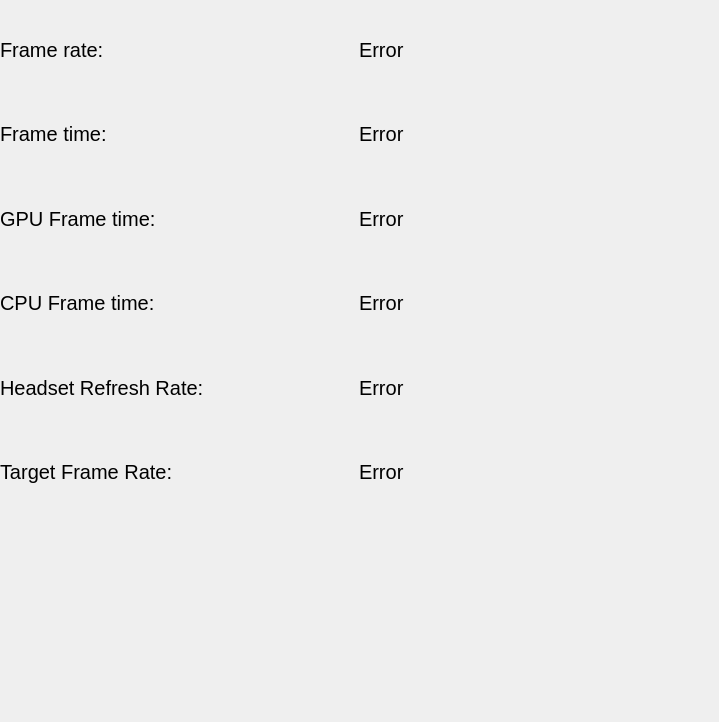
Above: src/userinterface/dashboardui.ui from Trixxle/SeamenPerformanceOverlay before the change. Below: the same form after it.
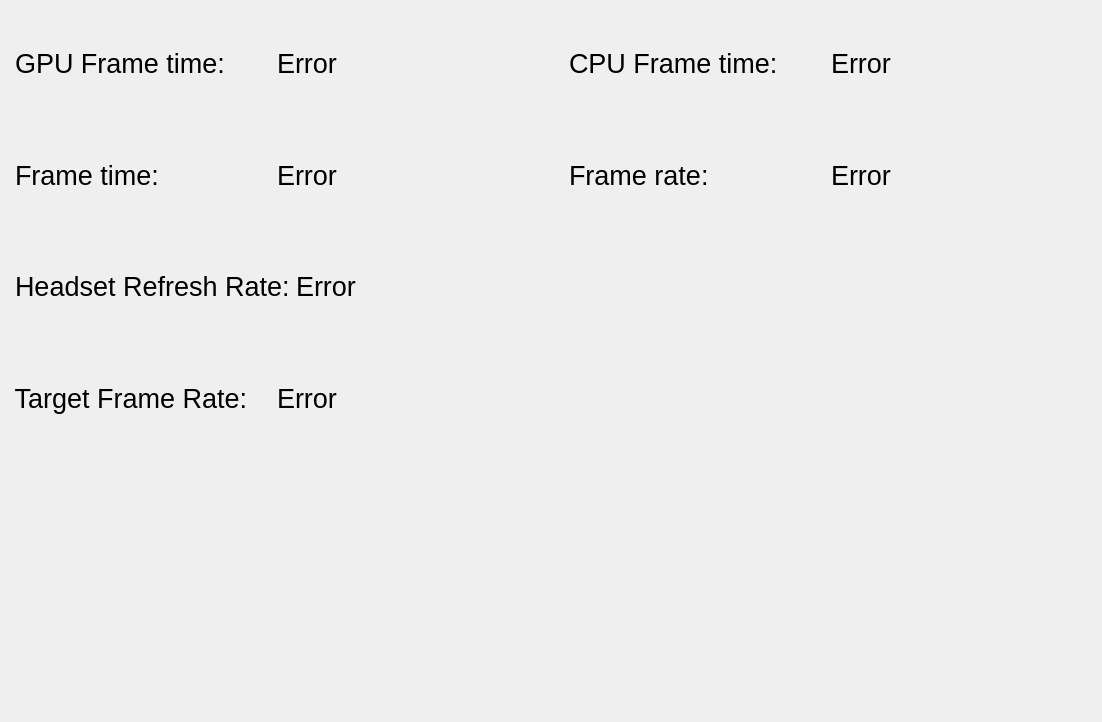
That is the form after the change.

Commit message: Almost fully functional. UI works and had been improved. Data looks good. Must be tested.

The edit to the form file:
```diff
--- a/src/userinterface/dashboardui.ui
+++ b/src/userinterface/dashboardui.ui
@@ -6,25 +6,35 @@
    <rect>
     <x>0</x>
     <y>0</y>
-    <width>719</width>
+    <width>1102</width>
     <height>722</height>
    </rect>
   </property>
   <property name="windowTitle">
    <string>dashboardui</string>
   </property>
-  <widget class="QWidget" name="gridLayoutWidget">
+  <property name="windowOpacity">
+   <double>0.800000000000000</double>
+  </property>
+  <widget class="QWidget" name="gridLayoutWidget_2">
    <property name="geometry">
     <rect>
      <x>0</x>
      <y>10</y>
-     <width>711</width>
-     <height>501</height>
+     <width>1101</width>
+     <height>441</height>
     </rect>
    </property>
+   <property name="font">
+    <font>
+     <pointsize>20</pointsize>
+    </font>
+   </property>
    <layout class="QGridLayout" name="mainGridLayout">
-    <item row="4" column="0">
-     <widget class="QLabel" name="headsetRefreshRateTitle">
+    <item row="3" column="0">
+     <layout class="QHBoxLayout" name="TargetFrameRate">
+      <item>
+       <widget class="QLabel" name="targetFrameRateTitle">
       <property name="minimumSize">
        <size>
         <width>0</width>
@@ -33,57 +43,31 @@
       </property>
       <property name="font">
        <font>
-        <pointsize>15</pointsize>
+          <pointsize>20</pointsize>
        </font>
       </property>
       <property name="text">
-       <string>Headset Refresh Rate:</string>
+         <string>  Target Frame Rate:</string>
       </property>
      </widget>
     </item>
-    <item row="2" column="0">
-     <widget class="QLabel" name="gpuFrameTimeTitle">
-      <property name="minimumSize">
-       <size>
-        <width>0</width>
-        <height>0</height>
-       </size>
-      </property>
+      <item>
+       <widget class="QLabel" name="targetFrameRateLabel">
       <property name="font">
        <font>
-        <pointsize>15</pointsize>
+          <pointsize>20</pointsize>
        </font>
       </property>
       <property name="text">
-       <string>GPU Frame time:</string>
-      </property>
-     </widget>
-    </item>
-    <item row="1" column="1">
-     <widget class="QLabel" name="frameTimeLabel">
-      <property name="font">
-       <font>
-        <pointsize>15</pointsize>
-       </font>
-      </property>
-      <property name="text">
        <string>Error</string>
       </property>
      </widget>
     </item>
-    <item row="0" column="1">
-     <widget class="QLabel" name="frameRateLabel">
-      <property name="font">
-       <font>
-        <pointsize>15</pointsize>
-       </font>
-      </property>
-      <property name="text">
-       <string>Error</string>
-      </property>
-     </widget>
+     </layout>
     </item>
     <item row="1" column="0">
+     <layout class="QHBoxLayout" name="TotalFrameTime">
+      <item>
      <widget class="QLabel" name="frameTimeTitle">
       <property name="minimumSize">
        <size>
@@ -93,19 +77,19 @@
       </property>
       <property name="font">
        <font>
-        <pointsize>15</pointsize>
+          <pointsize>20</pointsize>
        </font>
       </property>
       <property name="text">
-       <string>Frame time:</string>
+         <string>  Frame time:</string>
       </property>
      </widget>
     </item>
-    <item row="2" column="1">
-     <widget class="QLabel" name="gpuFrameTimeLabel">
+      <item>
+       <widget class="QLabel" name="frameTimeLabel">
       <property name="font">
        <font>
-        <pointsize>15</pointsize>
+          <pointsize>20</pointsize>
        </font>
       </property>
       <property name="text">
@@ -113,8 +97,12 @@
       </property>
      </widget>
     </item>
-    <item row="3" column="0">
-     <widget class="QLabel" name="cpuFrameTimeTitle">
+     </layout>
+    </item>
+    <item row="1" column="1">
+     <layout class="QHBoxLayout" name="FrameRate">
+      <item>
+       <widget class="QLabel" name="frameRateTitle">
       <property name="minimumSize">
        <size>
         <width>0</width>
@@ -123,19 +111,53 @@
       </property>
       <property name="font">
        <font>
-        <pointsize>15</pointsize>
+          <pointsize>20</pointsize>
        </font>
       </property>
       <property name="text">
-       <string>CPU Frame time:</string>
+         <string>  Frame rate:</string>
       </property>
      </widget>
     </item>
-    <item row="4" column="1">
+      <item>
+       <widget class="QLabel" name="frameRateLabel">
+        <property name="font">
+         <font>
+          <pointsize>20</pointsize>
+         </font>
+        </property>
+        <property name="text">
+         <string>Error</string>
+        </property>
+       </widget>
+      </item>
+     </layout>
+    </item>
+    <item row="2" column="0">
+     <layout class="QHBoxLayout" name="RefreshRate">
+      <item>
+       <widget class="QLabel" name="headsetRefreshRateTitle">
+        <property name="minimumSize">
+         <size>
+          <width>0</width>
+          <height>0</height>
+         </size>
+        </property>
+        <property name="font">
+         <font>
+          <pointsize>20</pointsize>
+         </font>
+        </property>
+        <property name="text">
+         <string>  Headset Refresh Rate:</string>
+        </property>
+       </widget>
+      </item>
+      <item>
      <widget class="QLabel" name="headsetRefreshRateLabel">
       <property name="font">
        <font>
-        <pointsize>15</pointsize>
+          <pointsize>20</pointsize>
        </font>
       </property>
       <property name="text">
@@ -143,11 +165,33 @@
       </property>
      </widget>
     </item>
-    <item row="3" column="1">
+     </layout>
+    </item>
+    <item row="0" column="1">
+     <layout class="QHBoxLayout" name="CPU">
+      <item>
+       <widget class="QLabel" name="cpuFrameTimeTitle">
+        <property name="minimumSize">
+         <size>
+          <width>0</width>
+          <height>0</height>
+         </size>
+        </property>
+        <property name="font">
+         <font>
+          <pointsize>20</pointsize>
+         </font>
+        </property>
+        <property name="text">
+         <string>  CPU Frame time:</string>
+        </property>
+       </widget>
+      </item>
+      <item>
      <widget class="QLabel" name="cpuFrameTimeLabel">
       <property name="font">
        <font>
-        <pointsize>15</pointsize>
+          <pointsize>20</pointsize>
        </font>
       </property>
       <property name="text">
@@ -155,38 +199,18 @@
       </property>
      </widget>
     </item>
-    <item row="5" column="0">
-     <widget class="QLabel" name="targetFrameRateTitle">
-      <property name="minimumSize">
-       <size>
-        <width>0</width>
-        <height>0</height>
-       </size>
-      </property>
-      <property name="font">
-       <font>
-        <pointsize>15</pointsize>
-       </font>
-      </property>
-      <property name="text">
-       <string>Target Frame Rate:</string>
-      </property>
-     </widget>
-    </item>
-    <item row="5" column="1">
-     <widget class="QLabel" name="targetFrameRateLabel">
-      <property name="font">
-       <font>
-        <pointsize>15</pointsize>
-       </font>
-      </property>
-      <property name="text">
-       <string>Error</string>
-      </property>
-     </widget>
+     </layout>
     </item>
     <item row="0" column="0">
-     <widget class="QLabel" name="frameRateTitle">
+     <layout class="QHBoxLayout" name="GPU" stretch="0,0">
+      <property name="spacing">
+       <number>6</number>
+      </property>
+      <property name="rightMargin">
+       <number>0</number>
+      </property>
+      <item>
+       <widget class="QLabel" name="gpuFrameTimeTitle">
       <property name="minimumSize">
        <size>
         <width>0</width>
@@ -195,13 +219,27 @@
       </property>
       <property name="font">
        <font>
-        <pointsize>15</pointsize>
+          <pointsize>20</pointsize>
        </font>
       </property>
       <property name="text">
-       <string>Frame rate:</string>
-      </property>
-     </widget>
+         <string>  GPU Frame time:</string>
+        </property>
+       </widget>
+      </item>
+      <item>
+       <widget class="QLabel" name="gpuFrameTimeLabel">
+        <property name="font">
+         <font>
+          <pointsize>20</pointsize>
+         </font>
+        </property>
+        <property name="text">
+         <string>Error</string>
+        </property>
+       </widget>
+      </item>
+     </layout>
     </item>
    </layout>
   </widget>
```
Lines whose indentation alone changed are shown as unchanged. The commit also changes 4 other files.
